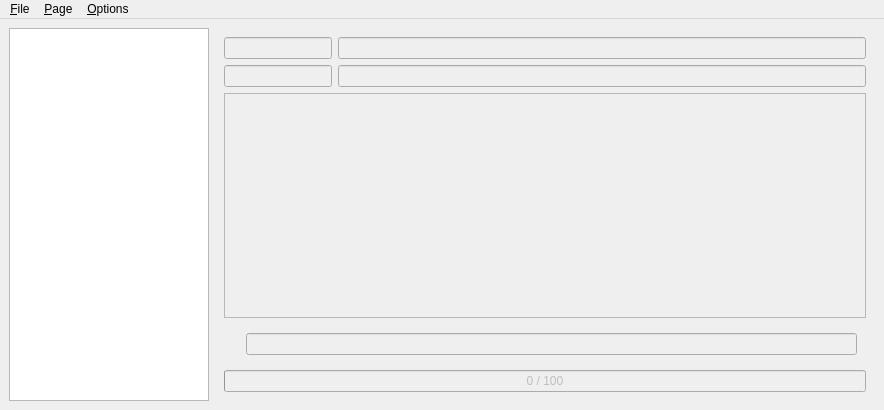
Qt form mainwin.ui (samstyle/transtext) before a commit.
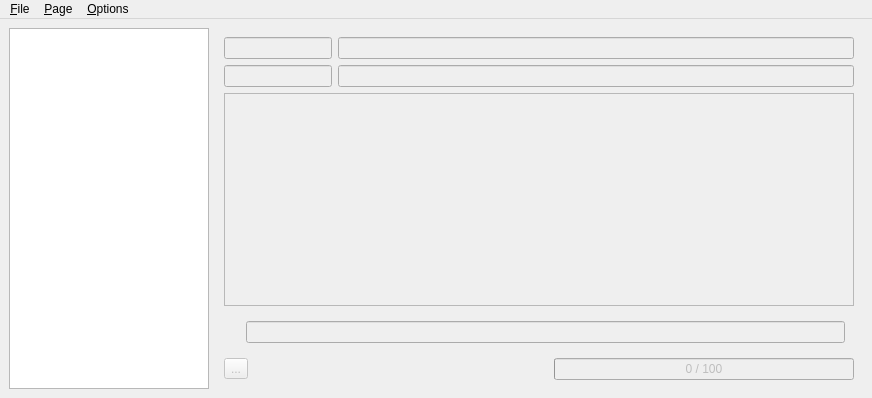
The same form after that commit. Icons and pictures are not drawn.

```diff
--- a/mainwin.ui
+++ b/mainwin.ui
@@ -6,8 +6,8 @@
    <rect>
     <x>0</x>
     <y>0</y>
-    <width>884</width>
-    <height>410</height>
+    <width>872</width>
+    <height>398</height>
    </rect>
   </property>
   <property name="windowTitle">
@@ -18,7 +18,9 @@
     <normaloff>:/Japan.png</normaloff>:/Japan.png</iconset>
   </property>
   <widget class="QWidget" name="centralwidget">
-   <layout class="QHBoxLayout" name="horizontalLayout">
+   <layout class="QHBoxLayout" name="horizontalLayout_6" stretch="0,10">
+    <item>
+     <layout class="QVBoxLayout" name="verticalLayout_2">
     <item>
      <widget class="QTreeWidget" name="tree">
       <property name="maximumSize">
@@ -49,6 +51,8 @@
       </column>
      </widget>
     </item>
+     </layout>
+    </item>
     <item>
      <widget class="QWidget" name="tabs" native="true">
       <property name="enabled">
@@ -107,6 +111,35 @@
         </widget>
        </item>
        <item>
+        <layout class="QHBoxLayout" name="horizontalLayout">
+         <item>
+          <widget class="QToolButton" name="tbScroll">
+           <property name="toolTip">
+            <string>Find untranslated</string>
+           </property>
+           <property name="text">
+            <string>...</string>
+           </property>
+           <property name="icon">
+            <iconset resource="resources.qrc">
+             <normaloff>:/ArrDown.png</normaloff>:/ArrDown.png</iconset>
+           </property>
+          </widget>
+         </item>
+         <item>
+          <spacer name="horizontalSpacer_2">
+           <property name="orientation">
+            <enum>Qt::Horizontal</enum>
+           </property>
+           <property name="sizeHint" stdset="0">
+            <size>
+             <width>40</width>
+             <height>20</height>
+            </size>
+           </property>
+          </spacer>
+         </item>
+         <item>
         <widget class="QProgressBar" name="progress">
          <property name="value">
           <number>0</number>
@@ -117,6 +150,8 @@
         </widget>
        </item>
       </layout>
+       </item>
+      </layout>
      </widget>
     </item>
    </layout>
@@ -126,8 +161,8 @@
     <rect>
      <x>0</x>
      <y>0</y>
-     <width>884</width>
-     <height>18</height>
+     <width>872</width>
+     <height>21</height>
     </rect>
    </property>
    <widget class="QMenu" name="menuFile">
```
Lines whose indentation alone changed are shown as unchanged.
